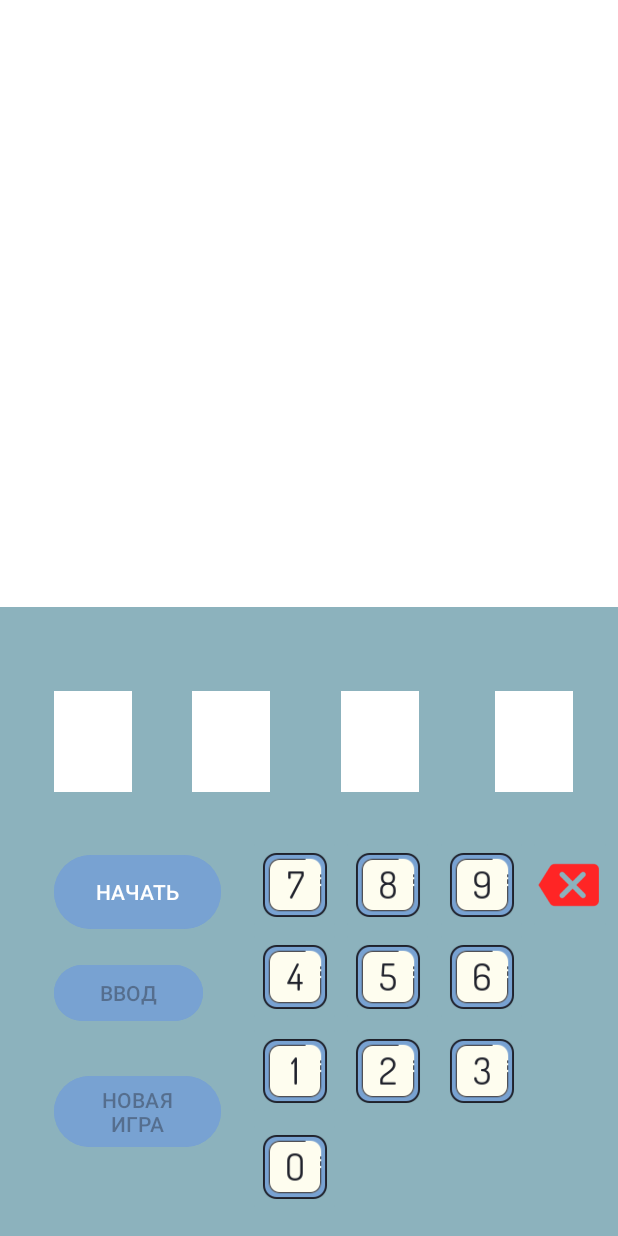
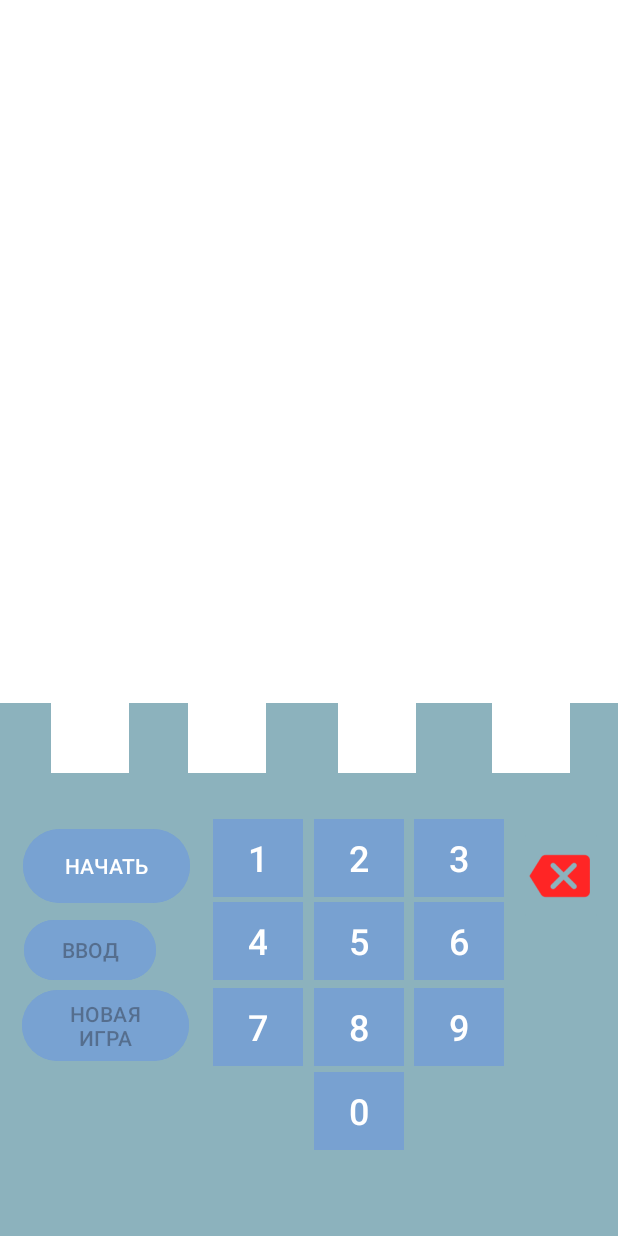
Before and after one commit to pewdiepie11A/androidLR1_AlexKyz, an Android app: the screen it shows after launch (MainActivity), on a phone screen of 412 x 824 dp. Run offline under Robolectric (Android 15) with nearby library versions, the light colour scheme and no system bars.

Commit message:
убраны повторения,вместо них добавлена функция ввода цифры

```diff
--- a/Lab12/app/src/main/java/mai/team1/lab1/MainActivity.java
+++ b/Lab12/app/src/main/java/mai/team1/lab1/MainActivity.java
@@ -34,16 +34,16 @@ public class MainActivity extends AppCompatActivity {
     Button btn_random;
     Button btn_random2;
     Button btn_input;
-    ImageButton btn1;
-    ImageButton btn0;
-    ImageButton btn2;
-    ImageButton btn3;
-    ImageButton btn4;
-    ImageButton btn5;
-    ImageButton btn6;
-    ImageButton btn7;
-    ImageButton btn8;
-    ImageButton btn9;
+    Button btn1;
+    Button btn0;
+    Button btn2;
+    Button btn3;
+    Button btn4;
+    Button btn5;
+    Button btn6;
+    Button btn7;
+    Button btn8;
+    Button btn9;
 
 
     int currentEditTextId = R.id.number_1;
@@ -97,57 +97,6 @@ public class MainActivity extends AppCompatActivity {
         text_input3 = findViewById(R.id.text_input3);
         text_input4 = findViewById(R.id.text_input4);
         text_input5 = findViewById(R.id.text_input5);
-
-
-
-        View.OnClickListener onClickListener = new View.OnClickListener() {
-            @Override
-            public void onClick(View view) {
-
-
-
-
-                EditText currentEditText = findViewById(currentEditTextId);
-
-                int id = view.getId();
-
-                if (id == R.id.btn1) {
-                    currentEditText.setText("1");
-                } else if (id == R.id.btn2) {
-                    currentEditText.setText("2");
-                } else if (id == R.id.btn3) {
-                    currentEditText.setText("3");
-                } else if (id == R.id.btn4) {
-                    currentEditText.setText("4");
-                } else if (id == R.id.btn5) {
-                    currentEditText.setText("5");
-                } else if (id == R.id.btn6) {
-                    currentEditText.setText("6");
-                } else if (id == R.id.btn7) {
-                    currentEditText.setText("7");
-                } else if (id == R.id.btn8) {
-                    currentEditText.setText("8");
-                } else if (id == R.id.btn9) {
-                    currentEditText.setText("9");
-                } else if (id == R.id.btn0) {
-                    currentEditText.setText("0");
-                }
-
-                currentEditTextId = getNextEditTextId(currentEditTextId);
-            }
-        };
-;
-        btn1.setOnClickListener(onClickListener);
-        btn2.setOnClickListener(onClickListener);
-        btn3.setOnClickListener(onClickListener);
-        btn4.setOnClickListener(onClickListener);
-        btn5.setOnClickListener(onClickListener);
-        btn6.setOnClickListener(onClickListener);
-        btn7.setOnClickListener(onClickListener);
-        btn8.setOnClickListener(onClickListener);
-        btn9.setOnClickListener(onClickListener);
-        btn0.setOnClickListener(onClickListener);
-
 
         btn_random.setOnClickListener(new View.OnClickListener() {
             @Override
@@ -304,17 +253,15 @@ public class MainActivity extends AppCompatActivity {
         btn_input.setEnabled(false);
     }
 
-    private int getNextEditTextId(int currentEditTextId) {
-        if (currentEditTextId == R.id.number_1) {
-            return R.id.number_2;
-        } else if (currentEditTextId == R.id.number_2) {
-            return R.id.number_3;
-        }else if (currentEditTextId == R.id.number_3) {
-            return R.id.number_4;
-        }
-        else {
-            return R.id.number_1; // Вернуть исходное значение, если текущий EditText последний
-        }
+    public void vvodChisla(View view) {
+        String buttonText = ((Button) view).getText().toString();
+        if (number1.getText().toString().isEmpty()) {
+            number1.setText(buttonText);
+        } else if (number2.getText().toString().isEmpty()) {
+            number2.setText(buttonText);
+        } else if (number3.getText().toString().isEmpty()) {
+            number3.setText(buttonText);
+        } else if (number4.getText().toString().isEmpty()) {
+            number4.setText(buttonText);}
     }
-
 }
--- a/Lab12/app/src/main/res/layout/activity_main.xml
+++ b/Lab12/app/src/main/res/layout/activity_main.xml
@@ -8,173 +8,220 @@
     android:backgroundTint="#FFFFFF"
     tools:context=".MainActivity">
 
+
     <View
         android:id="@+id/view"
-        android:layout_width="422dp"
-        android:layout_height="419dp"
-        android:layout_marginTop="388dp"
+        android:layout_width="420dp"
+        android:layout_height="355dp"
         android:background="#8CB2BD"
         app:layout_constraintBottom_toBottomOf="parent"
         app:layout_constraintEnd_toEndOf="parent"
+        app:layout_constraintHorizontal_bias="1.0"
         app:layout_constraintStart_toStartOf="parent"
         app:layout_constraintTop_toTopOf="parent"
         app:layout_constraintVertical_bias="1.0" />
 
     <Button
+        android:id="@+id/btn9"
+        android:layout_width="60dp"
+        android:layout_height="60dp"
+        android:layout_marginTop="387dp"
+        android:backgroundTint="#78A1D1"
+        android:onClick="vvodChisla"
+        android:text="9"
+        android:textSize="24sp"
+        app:cornerRadius="0dp"
+        app:layout_constraintBottom_toBottomOf="parent"
+        app:layout_constraintEnd_toEndOf="parent"
+        app:layout_constraintHorizontal_bias="0.784"
+        app:layout_constraintStart_toStartOf="parent"
+        app:layout_constraintTop_toTopOf="parent"
+        app:layout_constraintVertical_bias="0.709" />
+
+    <Button
+        android:id="@+id/btn7"
+        android:layout_width="60dp"
+        android:layout_height="60dp"
+        android:layout_marginTop="387dp"
+        android:layout_marginEnd="15dp"
+        android:backgroundTint="#78A1D1"
+        android:onClick="vvodChisla"
+        android:text="7"
+        android:textSize="24sp"
+        app:cornerRadius="0dp"
+        app:layout_constraintBottom_toBottomOf="parent"
+        app:layout_constraintEnd_toEndOf="parent"
+        app:layout_constraintHorizontal_bias="0.422"
+        app:layout_constraintStart_toStartOf="parent"
+        app:layout_constraintTop_toTopOf="parent"
+        app:layout_constraintVertical_bias="0.709" />
+
+    <Button
+        android:id="@+id/btn4"
+        android:layout_width="60dp"
+        android:layout_height="60dp"
+        android:layout_marginTop="200dp"
+        android:layout_marginEnd="25dp"
+        android:backgroundTint="#78A1D1"
+        android:onClick="vvodChisla"
+        android:text="4"
+        android:textSize="24sp"
+        app:cornerRadius="0dp"
+        app:layout_constraintBottom_toBottomOf="parent"
+        app:layout_constraintEnd_toEndOf="parent"
+        app:layout_constraintHorizontal_bias="0.435"
+        app:layout_constraintStart_toStartOf="parent"
+        app:layout_constraintTop_toTopOf="parent"
+        app:layout_constraintVertical_bias="0.705" />
+
+    <Button
+        android:id="@+id/btn1"
+        android:layout_width="60dp"
+        android:layout_height="60dp"
+        android:layout_marginEnd="25dp"
+        android:backgroundTint="#78A1D1"
+        android:onClick="vvodChisla"
+        android:text="1"
+        android:textSize="24sp"
+        app:cornerRadius="0dp"
+        app:layout_constraintBottom_toBottomOf="parent"
+        app:layout_constraintEnd_toEndOf="parent"
+        app:layout_constraintHorizontal_bias="0.435"
+        app:layout_constraintStart_toStartOf="parent"
+        app:layout_constraintTop_toTopOf="parent"
+        app:layout_constraintVertical_bias="0.709" />
+
+    <Button
+        android:id="@+id/btn2"
+        android:layout_width="60dp"
+        android:layout_height="60dp"
+        android:layout_marginEnd="10dp"
+        android:backgroundTint="#78A1D1"
+        android:onClick="vvodChisla"
+        android:text="2"
+        android:textSize="24sp"
+        app:cornerRadius="0dp"
+        app:layout_constraintBottom_toBottomOf="parent"
+        app:layout_constraintEnd_toEndOf="parent"
+        app:layout_constraintHorizontal_bias="0.612"
+        app:layout_constraintStart_toStartOf="parent"
+        app:layout_constraintTop_toTopOf="parent"
+        app:layout_constraintVertical_bias="0.709" />
+
+    <Button
+        android:id="@+id/btn5"
+        android:layout_width="60dp"
+        android:layout_height="60dp"
+        android:layout_marginTop="200dp"
+        android:layout_marginEnd="10dp"
+        android:backgroundTint="#78A1D1"
+        android:onClick="vvodChisla"
+        android:text="5"
+        android:textSize="24sp"
+        app:cornerRadius="0dp"
+        app:layout_constraintBottom_toBottomOf="parent"
+        app:layout_constraintEnd_toEndOf="parent"
+        app:layout_constraintHorizontal_bias="0.612"
+        app:layout_constraintStart_toStartOf="parent"
+        app:layout_constraintTop_toTopOf="parent"
+        app:layout_constraintVertical_bias="0.705" />
+
+    <Button
+        android:id="@+id/btn8"
+        android:layout_width="60dp"
+        android:layout_height="60dp"
+        android:layout_marginTop="387dp"
+        android:layout_marginEnd="10dp"
+        android:backgroundTint="#78A1D1"
+        android:onClick="vvodChisla"
+        android:text="8"
+        android:textSize="24sp"
+        app:cornerRadius="0dp"
+        app:layout_constraintBottom_toBottomOf="parent"
+        app:layout_constraintEnd_toEndOf="parent"
+        app:layout_constraintHorizontal_bias="0.612"
+        app:layout_constraintStart_toStartOf="parent"
+        app:layout_constraintTop_toTopOf="parent"
+        app:layout_constraintVertical_bias="0.709" />
+
+    <Button
+        android:id="@+id/btn6"
+        android:layout_width="60dp"
+        android:layout_height="60dp"
+        android:layout_marginTop="200dp"
+        android:backgroundTint="#78A1D1"
+        android:onClick="vvodChisla"
+        android:text="6"
+        android:textSize="24sp"
+        app:cornerRadius="0dp"
+        app:layout_constraintBottom_toBottomOf="parent"
+        app:layout_constraintEnd_toEndOf="parent"
+        app:layout_constraintHorizontal_bias="0.784"
+        app:layout_constraintStart_toStartOf="parent"
+        app:layout_constraintTop_toTopOf="parent"
+        app:layout_constraintVertical_bias="0.705" />
+
+    <Button
+        android:id="@+id/btn3"
+        android:layout_width="60dp"
+        android:layout_height="60dp"
+        android:backgroundTint="#78A1D1"
+        android:onClick="vvodChisla"
+        android:text="3"
+        android:textSize="24sp"
+        app:cornerRadius="0dp"
+        app:layout_constraintBottom_toBottomOf="parent"
+        app:layout_constraintEnd_toEndOf="parent"
+        app:layout_constraintHorizontal_bias="0.784"
+        app:layout_constraintStart_toStartOf="parent"
+        app:layout_constraintTop_toTopOf="parent"
+        app:layout_constraintVertical_bias="0.709" />
+
+    <Button
+        android:id="@+id/btn0"
+        android:layout_width="60dp"
+        android:layout_height="60dp"
+        android:layout_marginTop="580dp"
+        android:backgroundTint="#78A1D1"
+        android:onClick="vvodChisla"
+        android:text="0"
+        android:textSize="24sp"
+        app:cornerRadius="0dp"
+        app:layout_constraintBottom_toBottomOf="parent"
+        app:layout_constraintEnd_toEndOf="parent"
+        app:layout_constraintHorizontal_bias="0.594"
+        app:layout_constraintStart_toStartOf="parent"
+        app:layout_constraintTop_toTopOf="parent"
+        app:layout_constraintVertical_bias="0.709" />
+
+    <Button
         android:id="@+id/btn_random2"
         android:layout_width="111dp"
         android:layout_height="wrap_content"
+        android:layout_marginTop="380dp"
         android:backgroundTint="#78A2D2"
         android:onClick="delclick2"
         android:text="НОВАЯ ИГРА"
         app:layout_constraintBottom_toBottomOf="parent"
         app:layout_constraintEnd_toEndOf="parent"
-        app:layout_constraintHorizontal_bias="0.12"
+        app:layout_constraintHorizontal_bias="0.049"
         app:layout_constraintStart_toStartOf="parent"
         app:layout_constraintTop_toTopOf="parent"
-        app:layout_constraintVertical_bias="0.928" />
+        app:layout_constraintVertical_bias="0.71" />
 
-    <ImageButton
-        android:id="@+id/btn0"
-        android:layout_width="62dp"
-        android:layout_height="67dp"
-        android:backgroundTint="#8CB2BD"
-        android:onClick="clicknumber"
+    <Button
+        android:id="@+id/btn_input"
+        android:layout_width="wrap_content"
+        android:layout_height="wrap_content"
+        android:layout_marginTop="180dp"
+        android:backgroundTint="#78A2D2"
+        android:text="ВВОД"
         app:layout_constraintBottom_toBottomOf="parent"
         app:layout_constraintEnd_toEndOf="parent"
-        app:layout_constraintHorizontal_bias="0.472"
+        app:layout_constraintHorizontal_bias="0.049"
         app:layout_constraintStart_toStartOf="parent"
         app:layout_constraintTop_toTopOf="parent"
-        app:layout_constraintVertical_bias="0.983"
-        app:srcCompat="@mipmap/zero0_foreground" />
-
-    <ImageButton
-        android:id="@+id/btn1"
-        android:layout_width="62dp"
-        android:layout_height="67dp"
-        android:layout_marginStart="161dp"
-        android:layout_marginEnd="118dp"
-        android:backgroundTint="#8CB2BD"
-        android:onClick="clicknumber"
-        app:layout_constraintBottom_toBottomOf="parent"
-        app:layout_constraintEnd_toEndOf="parent"
-        app:layout_constraintHorizontal_bias="0.057"
-        app:layout_constraintStart_toStartOf="parent"
-        app:layout_constraintTop_toTopOf="parent"
-        app:layout_constraintVertical_bias="0.899"
-        app:srcCompat="@mipmap/one1_foreground" />
-
-    <ImageButton
-        android:id="@+id/btn2"
-        android:layout_width="62dp"
-        android:layout_height="67dp"
-        android:backgroundTint="#8CB2BD"
-        android:onClick="clicknumber"
-        app:layout_constraintBottom_toBottomOf="parent"
-        app:layout_constraintEnd_toEndOf="parent"
-        app:layout_constraintHorizontal_bias="0.65"
-        app:layout_constraintStart_toStartOf="parent"
-        app:layout_constraintTop_toTopOf="parent"
-        app:layout_constraintVertical_bias="0.899"
-        app:srcCompat="@mipmap/two2_foreground" />
-
-    <ImageButton
-        android:id="@+id/btn3"
-        android:layout_width="62dp"
-        android:layout_height="67dp"
-        android:backgroundTint="#8CB2BD"
-        android:onClick="clicknumber"
-        app:layout_constraintBottom_toBottomOf="parent"
-        app:layout_constraintEnd_toEndOf="parent"
-        app:layout_constraintHorizontal_bias="0.828"
-        app:layout_constraintStart_toStartOf="parent"
-        app:layout_constraintTop_toTopOf="parent"
-        app:layout_constraintVertical_bias="0.899"
-        app:srcCompat="@mipmap/three3_foreground" />
-
-    <ImageButton
-        android:id="@+id/btn4"
-        android:layout_width="62dp"
-        android:layout_height="67dp"
-        android:backgroundTint="#8CB2BD"
-        android:onClick="clicknumber"
-        app:layout_constraintBottom_toBottomOf="parent"
-        app:layout_constraintEnd_toEndOf="parent"
-        app:layout_constraintHorizontal_bias="0.472"
-        app:layout_constraintStart_toStartOf="parent"
-        app:layout_constraintTop_toTopOf="parent"
-        app:layout_constraintVertical_bias="0.816"
-        app:srcCompat="@mipmap/four4_foreground" />
-
-    <ImageButton
-        android:id="@+id/btn5"
-        android:layout_width="62dp"
-        android:layout_height="67dp"
-        android:backgroundTint="#8CB2BD"
-        android:onClick="clicknumber"
-        app:layout_constraintBottom_toBottomOf="parent"
-        app:layout_constraintEnd_toEndOf="parent"
-        app:layout_constraintHorizontal_bias="0.65"
-        app:layout_constraintStart_toStartOf="parent"
-        app:layout_constraintTop_toTopOf="parent"
-        app:layout_constraintVertical_bias="0.816"
-        app:srcCompat="@mipmap/five5_foreground" />
-
-    <ImageButton
-        android:id="@+id/btn6"
-        android:layout_width="62dp"
-        android:layout_height="67dp"
-        android:backgroundTint="#8CB2BD"
-        android:onClick="clicknumber"
-        app:layout_constraintBottom_toBottomOf="parent"
-        app:layout_constraintEnd_toEndOf="parent"
-        app:layout_constraintHorizontal_bias="0.828"
-        app:layout_constraintStart_toStartOf="parent"
-        app:layout_constraintTop_toTopOf="parent"
-        app:layout_constraintVertical_bias="0.816"
-        app:srcCompat="@mipmap/six6_foreground" />
-
-    <ImageButton
-        android:id="@+id/btn7"
-        android:layout_width="62dp"
-        android:layout_height="67dp"
-        android:backgroundTint="#8CB2BD"
-        android:onClick="clicknumber"
-        app:layout_constraintBottom_toBottomOf="parent"
-        app:layout_constraintEnd_toEndOf="parent"
-        app:layout_constraintHorizontal_bias="0.472"
-        app:layout_constraintStart_toStartOf="parent"
-        app:layout_constraintTop_toTopOf="parent"
-        app:layout_constraintVertical_bias="0.735"
-        app:srcCompat="@mipmap/seven7_foreground" />
-
-    <ImageButton
-        android:id="@+id/btn8"
-        android:layout_width="62dp"
-        android:layout_height="67dp"
-        android:backgroundTint="#8CB2BD"
-        android:onClick="clicknumber"
-        app:layout_constraintBottom_toBottomOf="parent"
-        app:layout_constraintEnd_toEndOf="parent"
-        app:layout_constraintHorizontal_bias="0.65"
-        app:layout_constraintStart_toStartOf="parent"
-        app:layout_constraintTop_toTopOf="parent"
-        app:layout_constraintVertical_bias="0.735"
-        app:srcCompat="@mipmap/eight8_foreground" />
-
-    <ImageButton
-        android:id="@+id/btn9"
-        android:layout_width="62dp"
-        android:layout_height="67dp"
-        android:backgroundTint="#8CB2BD"
-        android:onClick="clicknumber"
-        app:layout_constraintBottom_toBottomOf="parent"
-        app:layout_constraintEnd_toEndOf="parent"
-        app:layout_constraintHorizontal_bias="0.828"
-        app:layout_constraintStart_toStartOf="parent"
-        app:layout_constraintTop_toTopOf="parent"
-        app:layout_constraintVertical_bias="0.735"
-        app:srcCompat="@mipmap/nine9_foreground" />
+        app:layout_constraintVertical_bias="0.72" />
 
     <Button
         android:id="@+id/btn_random"
@@ -184,23 +231,24 @@
         android:text="НАЧАТЬ"
         app:layout_constraintBottom_toBottomOf="parent"
         app:layout_constraintEnd_toEndOf="parent"
-        app:layout_constraintHorizontal_bias="0.12"
+        app:layout_constraintHorizontal_bias="0.052"
         app:layout_constraintStart_toStartOf="parent"
         app:layout_constraintTop_toTopOf="parent"
-        app:layout_constraintVertical_bias="0.738" />
+        app:layout_constraintVertical_bias="0.716" />
 
-    <Button
-        android:id="@+id/btn_input"
-        android:layout_width="99dp"
-        android:layout_height="45dp"
-        android:backgroundTint="#78A2D2"
-        android:text="ВВОД"
+    <ImageButton
+        android:id="@+id/btn_delete"
+        android:layout_width="56dp"
+        android:layout_height="67dp"
+        android:backgroundTint="#8CB2BD"
+        android:onClick="delclick"
         app:layout_constraintBottom_toBottomOf="parent"
         app:layout_constraintEnd_toEndOf="parent"
-        app:layout_constraintHorizontal_bias="0.115"
+        app:layout_constraintHorizontal_bias="0.971"
         app:layout_constraintStart_toStartOf="parent"
         app:layout_constraintTop_toTopOf="parent"
-        app:layout_constraintVertical_bias="0.821" />
+        app:layout_constraintVertical_bias="0.727"
+        app:srcCompat="@mipmap/delete_foreground" />
 
     <TextView
         android:id="@+id/text_random"
@@ -327,19 +375,21 @@
         app:layout_constraintTop_toTopOf="parent"
         app:layout_constraintVertical_bias="0.228" />
 
-    <ImageButton
-        android:id="@+id/btn_delete"
-        android:layout_width="56dp"
+    <EditText
+        android:id="@+id/number_4"
+        android:layout_width="52dp"
         android:layout_height="67dp"
-        android:backgroundTint="#8CB2BD"
-        android:onClick="delclick"
+        android:background="#FFFFFF"
+        android:ems="10"
+        android:inputType="numberSigned"
+        android:maxLength="1"
+        android:textAlignment="center"
         app:layout_constraintBottom_toBottomOf="parent"
         app:layout_constraintEnd_toEndOf="parent"
-        app:layout_constraintHorizontal_bias="0.988"
+        app:layout_constraintHorizontal_bias="0.911"
         app:layout_constraintStart_toStartOf="parent"
         app:layout_constraintTop_toTopOf="parent"
-        app:layout_constraintVertical_bias="0.735"
-        app:srcCompat="@mipmap/delete_foreground" />
+        app:layout_constraintVertical_bias="0.592" />
 
     <EditText
         android:id="@+id/number_1"
@@ -349,54 +399,17 @@
         android:backgroundTint="#FFFFFF"
         android:ems="10"
         android:inputType="numberSigned"
-        android:cursorVisible="false"
         android:maxLength="1"
         android:textAlignment="center"
         app:layout_constraintBottom_toBottomOf="parent"
         app:layout_constraintEnd_toEndOf="parent"
-        app:layout_constraintHorizontal_bias="0.1"
+        app:layout_constraintHorizontal_bias="0.094"
         app:layout_constraintStart_toStartOf="parent"
         app:layout_constraintTop_toTopOf="parent"
-        app:layout_constraintVertical_bias="0.609" />
-
-    <EditText
-        android:id="@+id/number_2"
-        android:layout_width="52dp"
-        android:layout_height="67dp"
-        android:background="#FFFFFF"
-        android:backgroundTint="#FFFFFF"
-        android:cursorVisible="false"
-        android:ems="10"
-        android:inputType="numberSigned"
-        android:maxLength="1"
-        android:textAlignment="center"
-        app:layout_constraintBottom_toBottomOf="parent"
-        app:layout_constraintEnd_toEndOf="parent"
-        app:layout_constraintHorizontal_bias="0.356"
-        app:layout_constraintStart_toStartOf="parent"
-        app:layout_constraintTop_toTopOf="parent"
-        app:layout_constraintVertical_bias="0.609" />
+        app:layout_constraintVertical_bias="0.592" />
 
     <EditText
         android:id="@+id/number_3"
-        android:layout_width="52dp"
-        android:layout_height="67dp"
-        android:background="#FFFFFF"
-        android:cursorVisible="false"
-        android:ems="10"
-        android:inputType="numberSigned"
-        android:maxLength="1"
-        android:textAlignment="center"
-        app:layout_constraintBottom_toBottomOf="parent"
-        app:layout_constraintEnd_toEndOf="parent"
-        app:layout_constraintHorizontal_bias="0.632"
-        app:layout_constraintStart_toStartOf="parent"
-        app:layout_constraintTop_toTopOf="parent"
-        app:layout_constraintVertical_bias="0.609" />
-
-    <EditText
-        android:id="@+id/number_4"
-        android:cursorVisible="false"
         android:layout_width="52dp"
         android:layout_height="67dp"
         android:background="#FFFFFF"
@@ -406,10 +419,27 @@
         android:textAlignment="center"
         app:layout_constraintBottom_toBottomOf="parent"
         app:layout_constraintEnd_toEndOf="parent"
-        app:layout_constraintHorizontal_bias="0.916"
+        app:layout_constraintHorizontal_bias="0.626"
         app:layout_constraintStart_toStartOf="parent"
         app:layout_constraintTop_toTopOf="parent"
-        app:layout_constraintVertical_bias="0.609" />
+        app:layout_constraintVertical_bias="0.592" />
+
+    <EditText
+        android:id="@+id/number_2"
+        android:layout_width="52dp"
+        android:layout_height="67dp"
+        android:background="#FFFFFF"
+        android:backgroundTint="#FFFFFF"
+        android:ems="10"
+        android:inputType="numberSigned"
+        android:maxLength="1"
+        android:textAlignment="center"
+        app:layout_constraintBottom_toBottomOf="parent"
+        app:layout_constraintEnd_toEndOf="parent"
+        app:layout_constraintHorizontal_bias="0.349"
+        app:layout_constraintStart_toStartOf="parent"
+        app:layout_constraintTop_toTopOf="parent"
+        app:layout_constraintVertical_bias="0.592" />
 
     <TextView
         android:id="@+id/text_result4"
```
Also changed, not shown: 1 other file.
